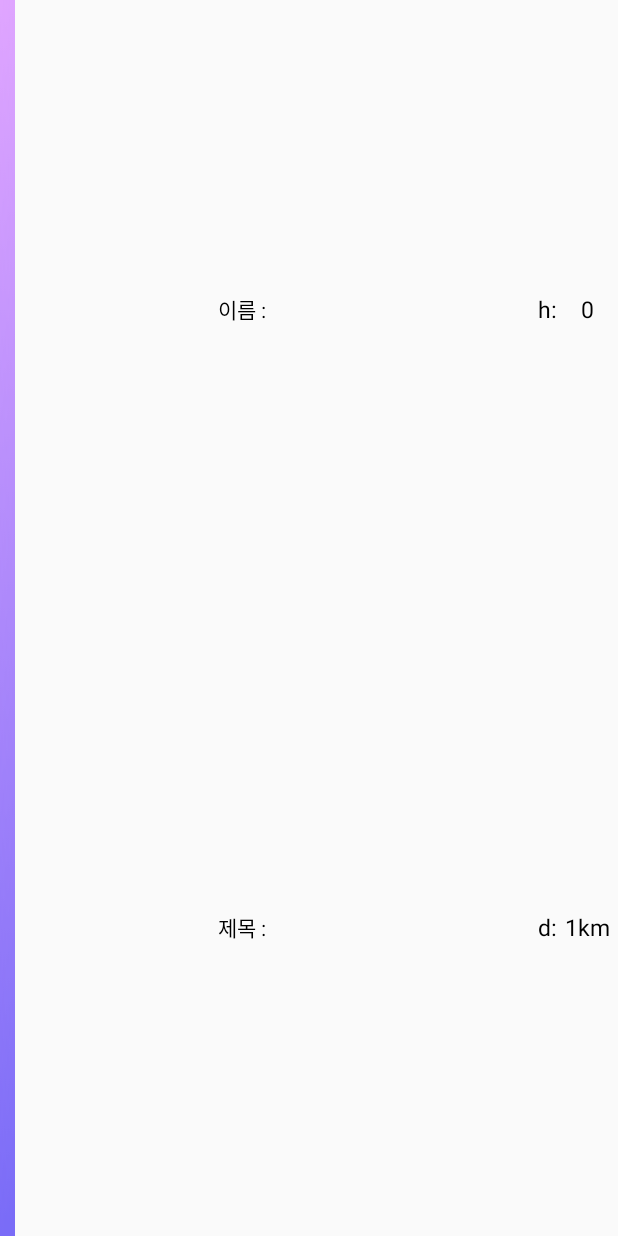
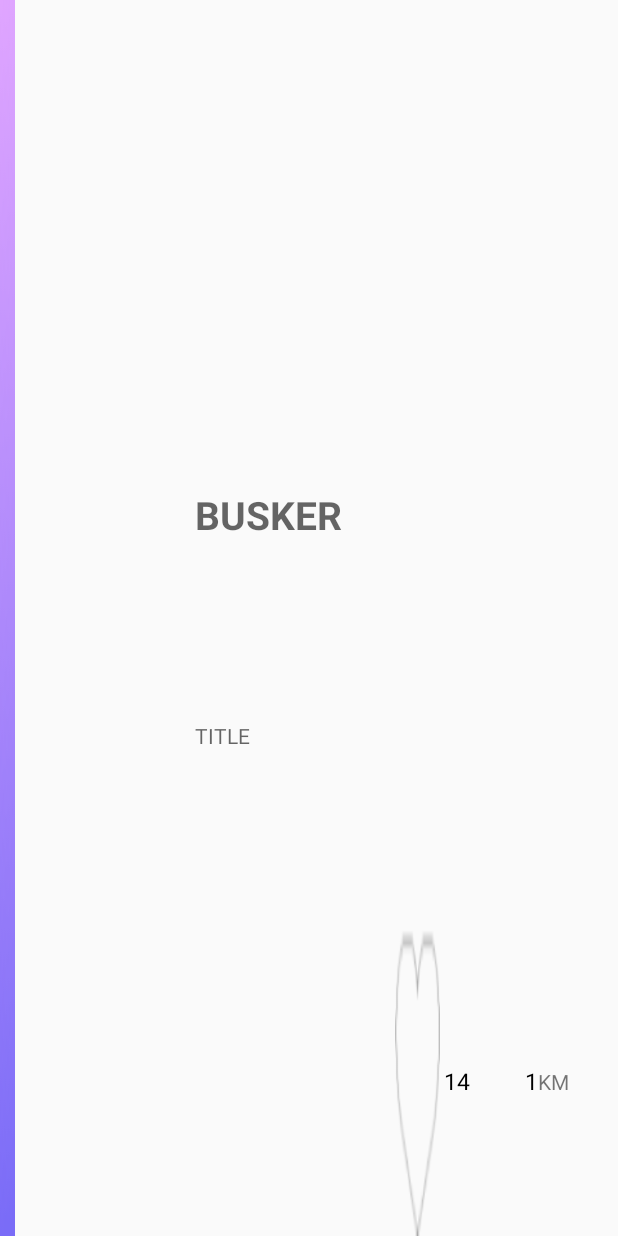
Before and after one commit to bus-king/Android, an Android app: the layout listview_item.xml on its own in the app's theme, with its tools: preview values and no code run, on a phone screen of 412 x 824 dp. Run offline under Robolectric (Android 15) with nearby library versions, the phone set to English and light mode, and no system bars.

Commit message:
design fix android

```diff
--- a/Android/app/src/main/java/com/example/paeng/busking/ListViewContent/ListViewAdapter.java
+++ b/Android/app/src/main/java/com/example/paeng/busking/ListViewContent/ListViewAdapter.java
@@ -8,6 +8,7 @@ import android.view.LayoutInflater;
 import android.view.View;
 import android.view.ViewGroup;
 import android.widget.BaseAdapter;
+import android.widget.Button;
 import android.widget.ImageView;
 import android.widget.RelativeLayout;
 import android.widget.TextView;
@@ -22,6 +23,8 @@ import java.util.ArrayList;
  */
 
 public class ListViewAdapter extends BaseAdapter {
+    private ImageView ivHeart;
+    private boolean boolHeart = false;
 
     private ArrayList<ListViewItem> listViewItemList = new ArrayList<ListViewItem>();
 
@@ -58,6 +61,29 @@ public class ListViewAdapter extends BaseAdapter {
 
         String iconUrl = listViewItem.getIconUrl();
         int genre = listViewItem.getGenre();
+
+        ivHeart = (ImageView) convertView.findViewById(R.id.iv_heart);
+        ivHeart.setOnClickListener(new View.OnClickListener(){
+
+            @Override
+            public void onClick(View v) {
+                switch (v.getId()) {
+                    case R.id.iv_heart:
+                        if (!boolHeart){
+                            ivHeart.setBackground(context.getResources().getDrawable(R.drawable.ic_heart2));
+                            boolHeart = true;
+                        }else {
+                            ivHeart.setBackground(context.getResources().getDrawable(R.drawable.ic_heart1));
+                            boolHeart = false;
+                        }
+
+
+                        break;
+
+
+                }
+            }
+        });
 
 
         // Coloring for Genre
@@ -111,4 +137,6 @@ public class ListViewAdapter extends BaseAdapter {
         imgView.setBackground(null);
 
     }
+
+
 }
--- a/Android/app/src/main/res/layout/listview_item.xml
+++ b/Android/app/src/main/res/layout/listview_item.xml
@@ -18,11 +18,6 @@
         android:layout_width="120dp"
         android:layout_height="match_parent"/>
 
-    <RelativeLayout
-        android:layout_width="15dp"
-        android:layout_height="match_parent">
-
-    </RelativeLayout>
 
 
     <LinearLayout
@@ -31,25 +26,29 @@
         android:layout_weight="8"
         android:orientation="vertical">
 
+        <RelativeLayout
+            android:layout_width="match_parent"
+            android:layout_height="0dp"
+            android:layout_weight="1.5">
+
+        </RelativeLayout>
+
 
         <LinearLayout
             android:layout_width="match_parent"
             android:layout_height="0dp"
-            android:layout_weight="1">
-            <TextView
-                android:layout_width="wrap_content"
-                android:layout_height="match_parent"
-                android:text="이름 : "
-                android:textSize="14dp"
-                android:textColor="#000000"
-                android:gravity="center|left"/>
+            android:layout_weight="2">
 
             <TextView
                 android:id="@+id/item_name"
                 android:layout_width="0dp"
                 android:layout_height="match_parent"
                 android:layout_weight="1"
-                android:textSize="12dp"
+                android:textSize="26dp"
+                android:textColor="#000000"
+                android:textStyle="bold"
+
+                android:hint="BUSKER"
                 android:gravity="center|left"/>
 
         </LinearLayout>
@@ -57,70 +56,51 @@
             android:layout_width="match_parent"
             android:layout_height="0dp"
             android:layout_weight="1">
-            <TextView
-                android:layout_width="wrap_content"
-                android:layout_height="match_parent"
-                android:text="제목 : "
-                android:textSize="14dp"
-                android:textColor="#000000"
-                android:gravity="center|left"/>
 
             <TextView
                 android:id="@+id/item_title"
                 android:layout_width="0dp"
                 android:layout_height="match_parent"
                 android:layout_weight="1"
-                android:textSize="11dp"
-                android:gravity="center|left"/>
+                android:textSize="14dp"
+                android:hint="TITLE"
+                android:textColor="#000000"
+                android:gravity="top|left"/>
 
         </LinearLayout>
-
-
-
-
-
-    </LinearLayout>
-
-    <LinearLayout
-        android:layout_width="0dp"
-        android:layout_height="match_parent"
-        android:layout_weight="2"
-        android:orientation="vertical">
-
 
         <LinearLayout
             android:layout_width="match_parent"
             android:layout_height="0dp"
-            android:layout_weight="1"
+            android:layout_weight="1.5"
             android:orientation="horizontal">
-            <TextView
-                android:layout_width="wrap_content"
+
+            <RelativeLayout
+                android:layout_width="0dp"
                 android:layout_height="match_parent"
-                android:text="h:"
-                android:textSize="15dp"
-                android:textColor="#000000"
-                android:gravity="center|left"/>
+                android:layout_weight="2.5">
+
+            </RelativeLayout>
+
+            <LinearLayout
+                android:layout_width="35dp"
+                android:layout_height="match_parent"
+                android:gravity="center">
+                <ImageView
+                    android:id="@+id/iv_heart"
+                    android:layout_width="30dp"
+                    android:layout_height="match_parent"
+                    android:background="@drawable/ic_heart1"/>
+            </LinearLayout>
+
 
             <TextView
                 android:id="@+id/item_heart"
                 android:layout_width="0dp"
                 android:layout_height="match_parent"
-                android:layout_weight="1"
+                android:layout_weight="0.5"
                 android:textSize="15dp"
-                android:text="0"
-                android:textColor="#000000"
-                android:gravity="center"/>
-
-        </LinearLayout>
-        <LinearLayout
-            android:layout_width="match_parent"
-            android:layout_height="0dp"
-            android:layout_weight="1">
-            <TextView
-                android:layout_width="wrap_content"
-                android:layout_height="match_parent"
-                android:text="d:"
-                android:textSize="15dp"
+                android:text="14"
                 android:textColor="#000000"
                 android:gravity="center|left"/>
 
@@ -128,15 +108,19 @@
                 android:id="@+id/item_distance"
                 android:layout_width="0dp"
                 android:layout_height="match_parent"
-                android:layout_weight="1"
-                android:text="1km"
+                android:layout_weight="0.7"
+                android:text="1"
                 android:textSize="15dp"
                 android:textColor="#000000"
-                android:gravity="center"/>
+                android:gravity="center|right"/>
+            <TextView
+                android:layout_width="0dp"
+                android:layout_height="match_parent"
+                android:layout_weight="1"
+                android:text="KM"
+                android:gravity="center|left"/>
 
         </LinearLayout>
-
-
 
 
 
@@ -144,6 +128,4 @@
 
 
 
-
-
 </LinearLayout>
```
Also changed, not shown: Android/app/src/main/res/drawable/ic_heart1.png (added), Android/app/src/main/res/drawable/ic_heart2.png (added).
